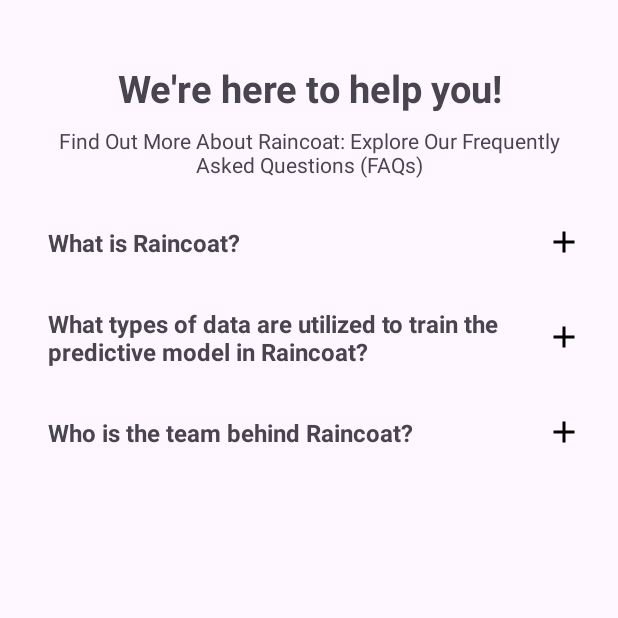
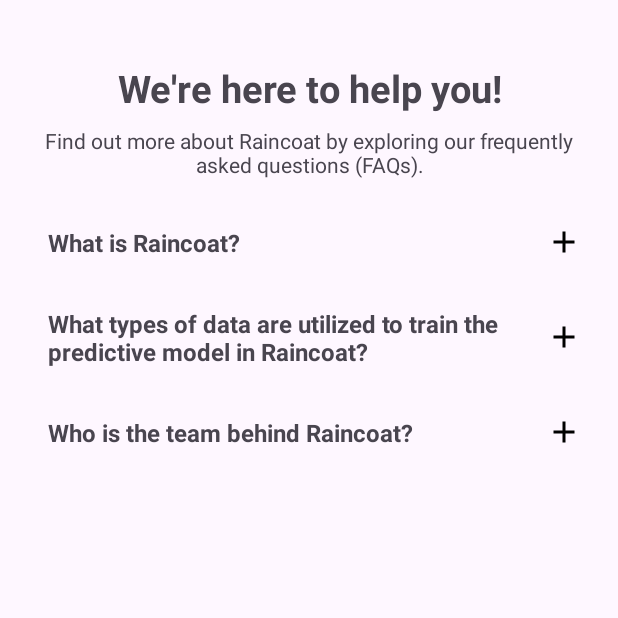
Before and after one commit to Bangkit-Capstone-C241-PS310/flood-forecast, an Android app: the screen it shows after launch (MainActivity), item 3 of the bottom bar chosen, on a phone screen of 412 x 824 dp, the top half of it. Run offline under Robolectric (Android 15) with nearby library versions, the phone set to English and light mode, and no system bars; pictures from the network do not load.

Commit message:
docs: copywriting

```diff
--- a/android/app/src/main/res/values/strings.xml
+++ b/android/app/src/main/res/values/strings.xml
@@ -20,7 +20,7 @@
     <string name="soil_type_string">CT</string>
     <string name="question">Lorem ipsum dolor sit amet?</string>
     <string name="answer">Answer</string>
-    <string name="subheading">Find Out More About Raincoat: Explore Our Frequently Asked Questions (FAQs)</string>
+    <string name="subheading">Find out more about Raincoat by exploring our frequently asked questions (FAQs).</string>
     <string name="header_faq">We\'re here to help you!</string>
     <string name="learn_text">Banjar yang menggenangi Jakarta pada waktu sore hari ini menyebabkan…</string>
     <string name="hello_blank_fragment">Hello blank fragment</string>
```
